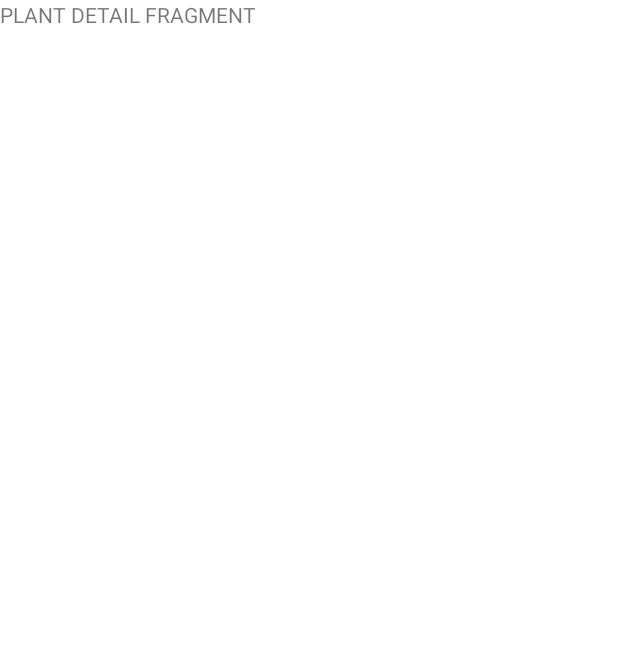
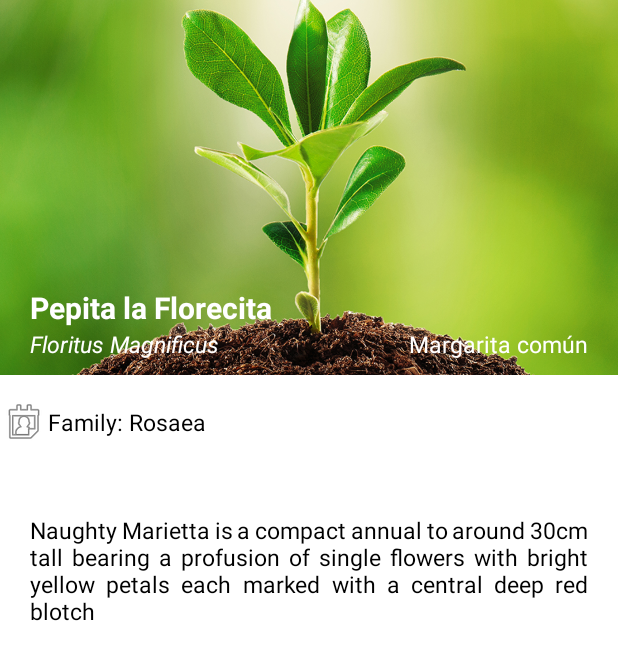
Before and after one commit to emepox/Plapp, an Android app: the layout fragment_detail_plant.xml on its own in the app's theme, with its tools: preview values and no code run, on a phone screen of 412 x 824 dp. Shown: the top 660 px of the screen. Run offline under Robolectric (Android 15) with nearby library versions, the phone set to English and light mode, and no system bars; Roboto replaces fonts that are not available here.

Commit message:
Preventive commit

```diff
--- a/app/src/main/res/layout/fragment_detail_plant.xml
+++ b/app/src/main/res/layout/fragment_detail_plant.xml
@@ -1,15 +1,117 @@
 <?xml version="1.0" encoding="utf-8"?>
-<FrameLayout xmlns:android="http://schemas.android.com/apk/res/android"
+<androidx.constraintlayout.widget.ConstraintLayout xmlns:android="http://schemas.android.com/apk/res/android"
     xmlns:tools="http://schemas.android.com/tools"
     android:layout_width="match_parent"
     android:layout_height="match_parent"
+    xmlns:app="http://schemas.android.com/apk/res-auto"
     tools:context=".detail.DetailPlantFragment">
 
-    <!-- TODO: Update blank fragment layout -->
-    <TextView
+    <ImageView
+        android:id="@+id/ivDetailPicture"
         android:layout_width="match_parent"
-        android:layout_height="match_parent"
-        android:text="PLANT DETAIL FRAGMENT"
+        android:layout_height="250dp"
+        android:contentDescription="My plant"
+        android:scaleType="centerCrop"
+        app:layout_constraintEnd_toEndOf="parent"
+        app:layout_constraintStart_toStartOf="parent"
+        app:layout_constraintTop_toTopOf="parent"
+        app:srcCompat="@drawable/plant_img"
         />
 
-</FrameLayout>
+    <TextView
+        android:id="@+id/tvDetailNickname"
+        android:layout_width="match_parent"
+        android:layout_height="wrap_content"
+        android:paddingHorizontal="20dp"
+        android:text="Pepita la Florecita"
+        android:textColor="@color/white"
+        app:layout_constraintEnd_toEndOf="parent"
+        app:layout_constraintStart_toStartOf="parent"
+        app:layout_constraintBottom_toTopOf="@id/tvDetailScientificName"
+        android:textSize="20sp"
+        android:textStyle="bold"
+        />
+
+    <TextView
+        android:id="@+id/tvDetailScientificName"
+        android:layout_width="match_parent"
+        android:layout_height="wrap_content"
+        android:paddingHorizontal="20dp"
+        android:paddingBottom="10dp"
+        android:text="Floritus Magnificus"
+        android:textColor="@color/white"
+        app:layout_constraintEnd_toEndOf="parent"
+        app:layout_constraintStart_toStartOf="parent"
+        app:layout_constraintBottom_toBottomOf="@id/ivDetailPicture"
+        android:textSize="15sp"
+        android:textStyle="italic"
+        />
+
+    <TextView
+        android:id="@+id/tvDetailCommonName"
+        android:layout_width="wrap_content"
+        android:layout_height="wrap_content"
+        android:paddingHorizontal="20dp"
+        android:paddingBottom="10dp"
+        android:text="Margarita común"
+        android:textColor="@color/white"
+        app:layout_constraintEnd_toEndOf="parent"
+        app:layout_constraintBottom_toBottomOf="@id/ivDetailPicture"
+        android:textSize="15sp"
+        />
+
+    <androidx.constraintlayout.widget.ConstraintLayout
+        android:id="@+id/clFamily"
+        android:layout_width="match_parent"
+        android:layout_height="wrap_content"
+        app:layout_constraintTop_toBottomOf="@id/ivDetailPicture"
+        android:paddingVertical="15dp"
+
+        >
+        <TextView
+            android:id="@+id/tvDetailFamily"
+            android:layout_width="wrap_content"
+            android:layout_height="wrap_content"
+            android:text="Family: Rosaea"
+            android:textColor="@color/black"
+            app:layout_constraintTop_toTopOf="parent"
+            app:layout_constraintBottom_toBottomOf="parent"
+            app:layout_constraintStart_toEndOf="@id/ivFamilyIcon"
+            android:textSize="15sp"
+            />
+
+        <ImageView
+            android:id="@+id/ivFamilyIcon"
+            android:layout_width="wrap_content"
+            android:layout_height="wrap_content"
+            android:src="@android:drawable/ic_menu_my_calendar"
+            app:layout_constraintStart_toStartOf="parent"
+            app:layout_constraintEnd_toStartOf="@id/tvDetailFamily"
+            />
+
+
+    </androidx.constraintlayout.widget.ConstraintLayout>
+
+
+
+
+    <TextView
+        android:id="@+id/tvDetailDescription"
+        android:layout_width="match_parent"
+        android:layout_height="wrap_content"
+        android:paddingHorizontal="20dp"
+        android:paddingVertical="30dp"
+        android:text="Naughty Marietta is a compact annual to around 30cm tall bearing a profusion of single flowers with bright yellow petals each marked with a central deep red blotch"
+        android:textColor="@color/black"
+        app:layout_constraintStart_toStartOf="parent"
+        app:layout_constraintEnd_toEndOf="parent"
+        app:layout_constraintTop_toBottomOf="@+id/clFamily"
+        android:textSize="15sp"
+        android:justificationMode="inter_word"
+        />
+
+
+
+
+
+</androidx.constraintlayout.widget.ConstraintLayout>
--- a/app/src/main/res/layout/fragment_home_plant.xml
+++ b/app/src/main/res/layout/fragment_home_plant.xml
@@ -54,7 +54,7 @@
         android:layout_height="wrap_content"
         android:paddingHorizontal="20dp"
         android:paddingVertical="10dp"
-        android:text="These are your pending tasks"
+        android:text="These are your pending tasks:"
         android:textColor="@color/black"
         app:layout_constraintStart_toStartOf="parent"
         app:layout_constraintTop_toBottomOf="@+id/ivHomePicture"
```
